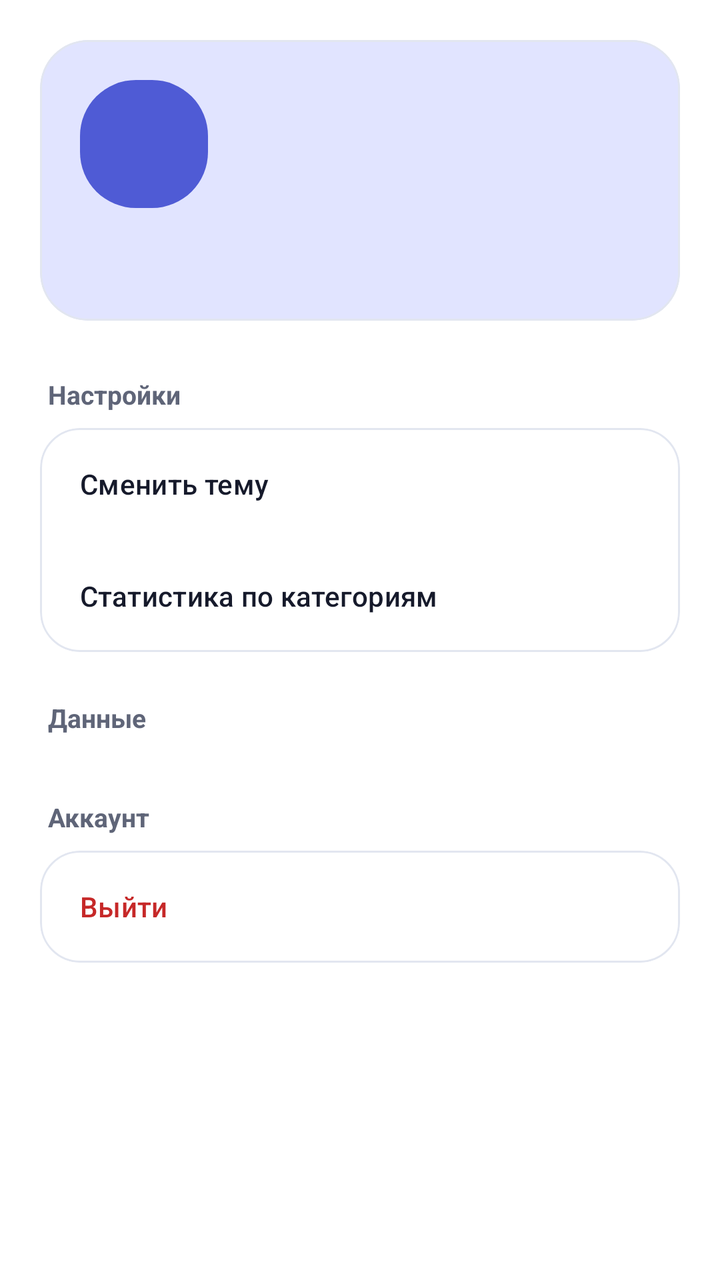
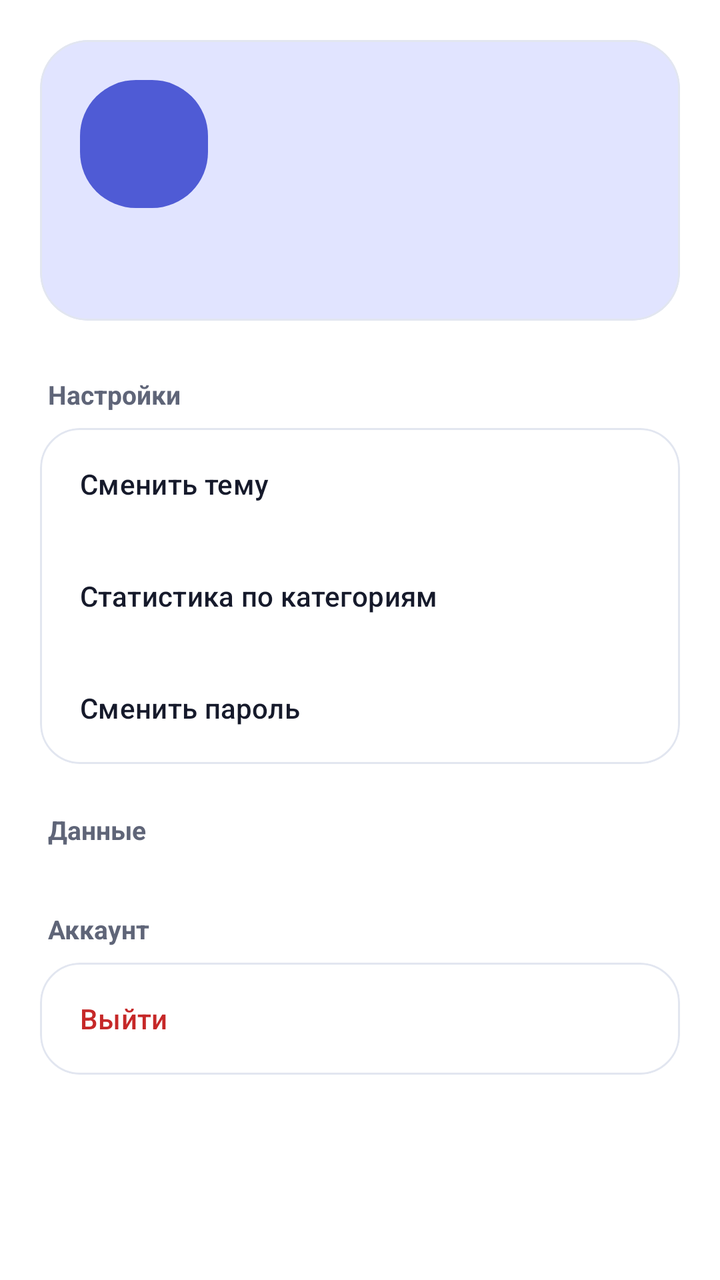

Before-and-after screenshots of an Android layout around one commit, followed by the original layout XML and the change that was made.
<!-- AndroidManifest.xml: application theme Theme.RecipesApp -->
<!-- res/layout/fragment_profile.xml -->
<?xml version="1.0" encoding="utf-8"?>
<androidx.core.widget.NestedScrollView
    xmlns:android="http://schemas.android.com/apk/res/android"
    xmlns:app="http://schemas.android.com/apk/res-auto"
    android:layout_width="match_parent"
    android:layout_height="match_parent"
    android:background="?attr/colorSurface">

    <LinearLayout
        android:layout_width="match_parent"
        android:layout_height="wrap_content"
        android:orientation="vertical"
        android:padding="@dimen/spacing_xlarge">

        
        <com.google.android.material.card.MaterialCardView
            android:layout_width="match_parent"
            android:layout_height="wrap_content"
            app:cardBackgroundColor="?attr/colorSecondaryContainer"
            app:cardCornerRadius="@dimen/card_radius_xl"
            app:cardElevation="0dp">

            <LinearLayout
                android:layout_width="match_parent"
                android:layout_height="wrap_content"
                android:orientation="vertical"
                android:padding="@dimen/spacing_xlarge">

                <LinearLayout
                    android:layout_width="match_parent"
                    android:layout_height="wrap_content"
                    android:gravity="center_vertical"
                    android:orientation="horizontal">

                    
                    <TextView
                        android:id="@+id/avatarLetter"
                        android:layout_width="@dimen/avatar_size"
                        android:layout_height="@dimen/avatar_size"
                        android:background="@drawable/bg_logo"
                        android:gravity="center"
                        android:textColor="@color/on_primary"
                        android:textSize="@dimen/text_avatar"
                        android:textStyle="bold" />

                    <LinearLayout
                        android:layout_width="0dp"
                        android:layout_height="wrap_content"
                        android:layout_weight="1"
                        android:orientation="vertical"
                        android:paddingStart="@dimen/spacing_large">

                        <TextView
                            android:id="@+id/greetingText"
                            android:layout_width="wrap_content"
                            android:layout_height="wrap_content"
                            android:textColor="?attr/colorOnSecondaryContainer"
                            android:textSize="@dimen/text_greeting"
                            android:textStyle="bold" />

                        <TextView
                            android:id="@+id/roleText"
                            android:layout_width="wrap_content"
                            android:layout_height="wrap_content"
                            android:layout_marginTop="@dimen/spacing_xsmall"
                            android:textColor="?attr/colorOnSecondaryContainer"
                            android:textSize="@dimen/text_small" />
                    </LinearLayout>
                </LinearLayout>

                <TextView
                    android:id="@+id/statsSummary"
                    android:layout_width="wrap_content"
                    android:layout_height="wrap_content"
                    android:layout_marginTop="@dimen/spacing_large"
                    android:textColor="?attr/colorOnSecondaryContainer"
                    android:textSize="@dimen/text_body_medium" />
            </LinearLayout>
        </com.google.android.material.card.MaterialCardView>

        
        <TextView
            android:layout_width="wrap_content"
            android:layout_height="wrap_content"
            android:layout_marginStart="@dimen/spacing_xsmall"
            android:layout_marginTop="@dimen/spacing_huge"
            android:text="@string/profile_section_settings"
            android:textColor="?attr/colorOnSurfaceVariant"
            android:textSize="@dimen/text_section"
            android:textStyle="bold" />

        <com.google.android.material.card.MaterialCardView
            android:layout_width="match_parent"
            android:layout_height="wrap_content"
            android:layout_marginTop="@dimen/spacing_small"
            app:cardBackgroundColor="?attr/colorSurface"
            app:cardCornerRadius="@dimen/card_radius_large"
            app:cardElevation="0dp"
            app:strokeColor="?attr/colorOutlineVariant"
            app:strokeWidth="@dimen/stroke_width">

            <LinearLayout
                android:layout_width="match_parent"
                android:layout_height="wrap_content"
                android:orientation="vertical">

                <Button
                    android:id="@+id/themeButton"
                    style="@style/Widget.Material3.Button.TextButton"
                    android:layout_width="match_parent"
                    android:layout_height="wrap_content"
                    android:gravity="start|center_vertical"
                    android:minHeight="@dimen/field_height"
                    android:paddingStart="@dimen/spacing_xlarge"
                    android:text="@string/theme_toggle"
                    android:textColor="?attr/colorOnSurface" />

                <Button
                    android:id="@+id/statsButton"
                    style="@style/Widget.Material3.Button.TextButton"
                    android:layout_width="match_parent"
                    android:layout_height="wrap_content"
                    android:gravity="start|center_vertical"
                    android:minHeight="@dimen/field_height"
                    android:paddingStart="@dimen/spacing_xlarge"
                    android:text="@string/stats_title"
                    android:textColor="?attr/colorOnSurface" />
            </LinearLayout>
        </com.google.android.material.card.MaterialCardView>

        
        <TextView
            android:layout_width="wrap_content"
            android:layout_height="wrap_content"
            android:layout_marginStart="@dimen/spacing_xsmall"
            android:layout_marginTop="@dimen/spacing_xxlarge"
            android:text="@string/profile_section_data"
            android:textColor="?attr/colorOnSurfaceVariant"
            android:textSize="@dimen/text_section"
            android:textStyle="bold" />

        <com.google.android.material.card.MaterialCardView
            android:layout_width="match_parent"
            android:layout_height="wrap_content"
            android:layout_marginTop="@dimen/spacing_small"
            app:cardBackgroundColor="?attr/colorSurface"
            app:cardCornerRadius="@dimen/card_radius_large"
            app:cardElevation="0dp"
            app:strokeColor="?attr/colorOutlineVariant"
            app:strokeWidth="@dimen/stroke_width">

            <Button
                android:id="@+id/adminButton"
                style="@style/Widget.Material3.Button.TextButton"
                android:layout_width="match_parent"
                android:layout_height="wrap_content"
                android:gravity="start|center_vertical"
                android:minHeight="@dimen/field_height"
                android:paddingStart="@dimen/spacing_xlarge"
                android:text="@string/admin_panel"
                android:textColor="?attr/colorOnSurface"
                android:visibility="gone" />
        </com.google.android.material.card.MaterialCardView>

        
        <TextView
            android:layout_width="wrap_content"
            android:layout_height="wrap_content"
            android:layout_marginStart="@dimen/spacing_xsmall"
            android:layout_marginTop="@dimen/spacing_xxlarge"
            android:text="@string/profile_section_account"
            android:textColor="?attr/colorOnSurfaceVariant"
            android:textSize="@dimen/text_section"
            android:textStyle="bold" />

        <com.google.android.material.card.MaterialCardView
            android:layout_width="match_parent"
            android:layout_height="wrap_content"
            android:layout_marginBottom="@dimen/spacing_xxlarge"
            android:layout_marginTop="@dimen/spacing_small"
            app:cardBackgroundColor="?attr/colorSurface"
            app:cardCornerRadius="@dimen/card_radius_large"
            app:cardElevation="0dp"
            app:strokeColor="?attr/colorOutlineVariant"
            app:strokeWidth="@dimen/stroke_width">

            <Button
                android:id="@+id/logoutButton"
                style="@style/Widget.Material3.Button.TextButton"
                android:layout_width="match_parent"
                android:layout_height="wrap_content"
                android:gravity="start|center_vertical"
                android:minHeight="@dimen/field_height"
                android:paddingStart="@dimen/spacing_xlarge"
                android:text="@string/logout"
                android:textColor="?attr/colorError" />
        </com.google.android.material.card.MaterialCardView>

    </LinearLayout>
</androidx.core.widget.NestedScrollView>
<!-- resources referenced by this layout -->
<resources>
  <color name="on_primary">#FFFFFF</color>
  <dimen name="avatar_size">64dp</dimen>
  <dimen name="card_radius_large">20dp</dimen>
  <dimen name="card_radius_xl">24dp</dimen>
  <dimen name="field_height">56dp</dimen>
  <dimen name="spacing_huge">28dp</dimen>
  <dimen name="spacing_large">16dp</dimen>
  <dimen name="spacing_small">8dp</dimen>
  <dimen name="spacing_xlarge">20dp</dimen>
  <dimen name="spacing_xsmall">4dp</dimen>
  <dimen name="spacing_xxlarge">24dp</dimen>
  <dimen name="stroke_width">1dp</dimen>
  <dimen name="text_avatar">28sp</dimen>
  <dimen name="text_body_medium">15sp</dimen>
  <dimen name="text_greeting">20sp</dimen>
  <dimen name="text_section">13sp</dimen>
  <dimen name="text_small">14sp</dimen>
  <!-- drawable bg_logo (drawable) -->
  <?xml version="1.0" encoding="utf-8"?>
  <shape xmlns:android="http://schemas.android.com/apk/res/android"
      android:shape="rectangle">
      <solid android:color="@color/primary" />
      <corners android:radius="28dp" />
  </shape>
  <string name="admin_panel">Панель администратора</string>
  <string name="logout">Выйти</string>
  <string name="profile_section_account">Аккаунт</string>
  <string name="profile_section_data">Данные</string>
  <string name="profile_section_settings">Настройки</string>
  <string name="stats_title">Статистика по категориям</string>
  <string name="theme_toggle">Сменить тему</string>
  <style name="Theme.RecipesApp" parent="Theme.Material3.Light.NoActionBar">
          <item name="colorPrimary">@color/primary</item>
          <item name="colorOnPrimary">@color/on_primary</item>
          <item name="colorSurface">@color/surface</item>
          <item name="colorOnSurface">@color/text_primary</item>
          <item name="colorSurfaceVariant">@color/surface_variant</item>
          <item name="colorOnSurfaceVariant">@color/text_secondary</item>
          <item name="colorSecondaryContainer">@color/primary_container</item>
          <item name="colorOnSecondaryContainer">@color/on_primary_container</item>
          <item name="colorOutlineVariant">@color/outline</item>
          <item name="colorError">@color/error</item>
          <item name="android:windowBackground">@color/background</item>
      </style>
  <color name="primary">#4F5BD5</color>
  <color name="surface">#FFFFFF</color>
  <color name="text_primary">#161A2B</color>
  <color name="surface_variant">#E9ECF5</color>
  <color name="text_secondary">#5F6578</color>
  <color name="primary_container">#E1E4FF</color>
  <color name="on_primary_container">#2A3190</color>
  <color name="outline">#E2E6F0</color>
  <color name="error">#C62828</color>
  <color name="background">#F4F5FB</color>
</resources>

<!-- the commit's change to res/layout/fragment_profile.xml (unified diff, before → after) -->
@@ -125,6 +125,16 @@
                     android:paddingStart="@dimen/spacing_xlarge"
                     android:text="@string/stats_title"
                     android:textColor="?attr/colorOnSurface" />
+                <Button
+                    android:id="@+id/changePasswordButton"
+                    style="@style/Widget.Material3.Button.TextButton"
+                    android:layout_width="match_parent"
+                    android:layout_height="wrap_content"
+                    android:gravity="start|center_vertical"
+                    android:minHeight="@dimen/field_height"
+                    android:paddingStart="@dimen/spacing_xlarge"
+                    android:text="@string/change_password"
+                    android:textColor="?attr/colorOnSurface" />
             </LinearLayout>
         </com.google.android.material.card.MaterialCardView>
 
<!-- resource entries referenced after the edit -->
@@ -25,6 +25,7 @@
       <corners android:radius="28dp" />
   </shape>
   <string name="admin_panel">Панель администратора</string>
+  <string name="change_password">Сменить пароль</string>
   <string name="logout">Выйти</string>
   <string name="profile_section_account">Аккаунт</string>
   <string name="profile_section_data">Данные</string>
